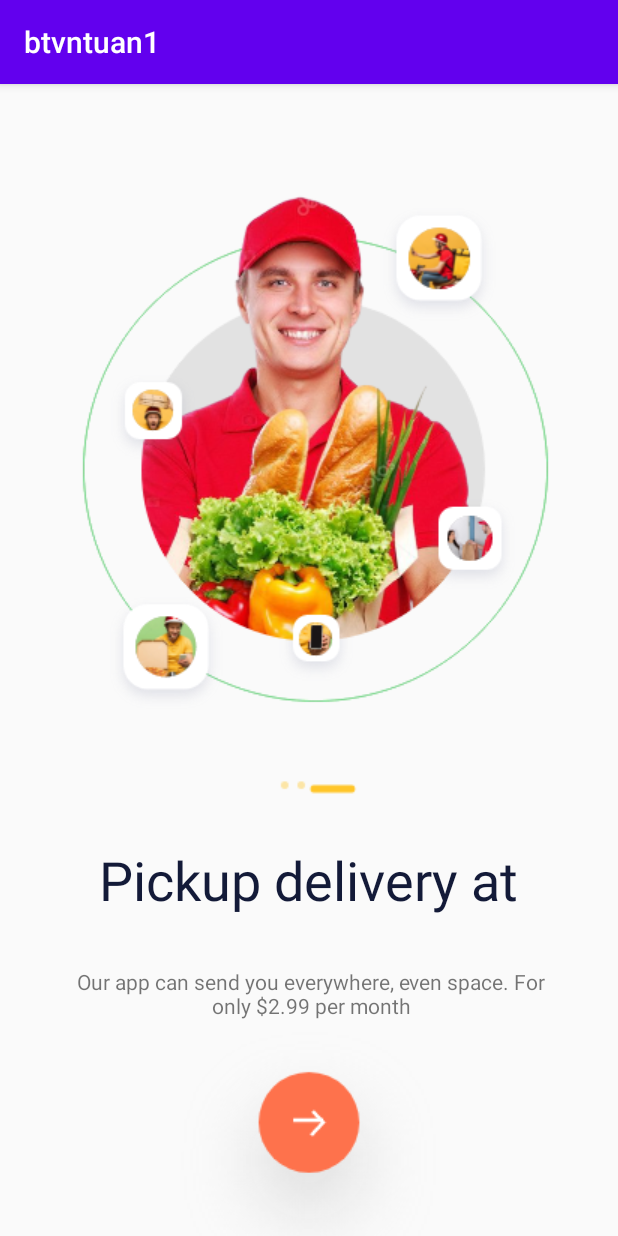
After one commit to anhtranngocy7-gmail-com/LTDDbtvn, an Android app: the Onboardingthree screen opened directly, with no data from a screen before it, on a phone screen of 412 x 824 dp. The commit adds this screen. Run offline under Robolectric (Android 15) with nearby library versions, the phone set to English and light mode, and no system bars.

Commit message:
btvn tuan 2 quoc

```diff
--- a/Tuan1/app/src/main/AndroidManifest.xml
+++ b/Tuan1/app/src/main/AndroidManifest.xml
@@ -9,6 +9,7 @@
         android:roundIcon="@mipmap/ic_launcher_round"
         android:supportsRtl="true"
         android:theme="@style/Theme.Btvntuan1">
+        <activity android:name=".Onboardingthree"></activity>
         <activity android:name=".MainActivity">
             <intent-filter>
                 <action android:name="android.intent.action.MAIN" />
--- a/Tuan1/app/src/main/java/com/laptrinhdidong/nhom3/btvntuan1/MainActivity.kt
+++ b/Tuan1/app/src/main/java/com/laptrinhdidong/nhom3/btvntuan1/MainActivity.kt
@@ -1,11 +1,11 @@
 package com.laptrinhdidong.nhom3.btvntuan1
 
 import android.support.v7.app.AppCompatActivity
-import android.os.Bundle
+import android.os.BundlesetContentView(R.layout.activity_main)
 
 class MainActivity : AppCompatActivity() {
     override fun onCreate(savedInstanceState: Bundle?) {
         super.onCreate(savedInstanceState)
-        setContentView(R.layout.activity_main)
+
     }
 }
--- /dev/null
+++ b/Tuan1/app/src/main/java/com/laptrinhdidong/nhom3/btvntuan1/Onboardingthree.kt
@@ -0,0 +1,12 @@
+package com.laptrinhdidong.nhom3.btvntuan1
+
+import android.support.v7.app.AppCompatActivity
+import android.os.Bundle
+
+class Onboardingthree : AppCompatActivity() {
+    override fun onCreate(savedInstanceState: Bundle?) {
+
+        super.onCreate(savedInstanceState)
+        setContentView(R.layout.nhom3_quoc_onboarding3)
+    }
+}
--- /dev/null
+++ b/Tuan1/app/src/main/res/layout/nhom3_quoc_onboarding3.xml
@@ -0,0 +1,61 @@
+<?xml version="1.0" encoding="utf-8"?>
+<android.support.constraint.ConstraintLayout
+    xmlns:android="http://schemas.android.com/apk/res/android"
+    xmlns:app="http://schemas.android.com/apk/res-auto"
+    xmlns:tools="http://schemas.android.com/tools"
+    android:layout_width="match_parent"
+    android:layout_height="match_parent">
+
+
+    <ImageView
+        android:id="@+id/image_Delivery"
+        android:layout_width="wrap_content"
+        android:layout_height="wrap_content"
+        app:layout_constraintBottom_toBottomOf="parent"
+        app:layout_constraintEnd_toEndOf="parent"
+        app:layout_constraintHorizontal_bias="0.492"
+        app:layout_constraintStart_toStartOf="parent"
+        app:layout_constraintTop_toTopOf="parent"
+        app:layout_constraintVertical_bias="0.186"
+        app:srcCompat="@drawable/groupthree" />
+
+    <TextView
+        android:id="@+id/txt_Pickup"
+        android:layout_width="wrap_content"
+        android:layout_height="wrap_content"
+        android:text="Pickup delivery at"
+        android:textColor="#131A38"
+        android:textSize="36sp"
+        app:layout_constraintBottom_toBottomOf="parent"
+        app:layout_constraintEnd_toEndOf="parent"
+        app:layout_constraintHorizontal_bias="0.498"
+        app:layout_constraintStart_toStartOf="parent"
+        app:layout_constraintTop_toTopOf="@+id/image_Delivery"
+        app:layout_constraintVertical_bias="0.683" />
+
+    <TextView
+        android:id="@+id/txt_Our"
+        android:layout_width="336dp"
+        android:layout_height="54dp"
+        android:text="Our app can send you everywhere, even space. For only $2.99 per month"
+        android:textAlignment="center"
+        app:layout_constraintBottom_toBottomOf="parent"
+        app:layout_constraintEnd_toEndOf="parent"
+        app:layout_constraintHorizontal_bias="0.52"
+        app:layout_constraintStart_toStartOf="parent"
+        app:layout_constraintTop_toBottomOf="@+id/image_Delivery"
+        app:layout_constraintVertical_bias="0.166" />
+
+    <ImageView
+        android:id="@+id/image_Arrow"
+        android:layout_width="wrap_content"
+        android:layout_height="wrap_content"
+        app:layout_constraintBottom_toBottomOf="parent"
+        app:layout_constraintEnd_toEndOf="parent"
+        app:layout_constraintStart_toStartOf="parent"
+        app:layout_constraintTop_toBottomOf="@+id/txt_Our"
+        app:layout_constraintVertical_bias="0.376"
+        app:srcCompat="@drawable/grouparrow" />
+
+
+</android.support.constraint.ConstraintLayout>
```
Also changed, not shown: Tuan1/app/src/main/res/drawable/grouparrow.png (added), Tuan1/app/src/main/res/drawable/groupthree.png (added), Tuan1/app/src/main/res/drawable/onboarding3.png (added), Tuan1/app/src/main/res/drawable/twopoint.png (added).
